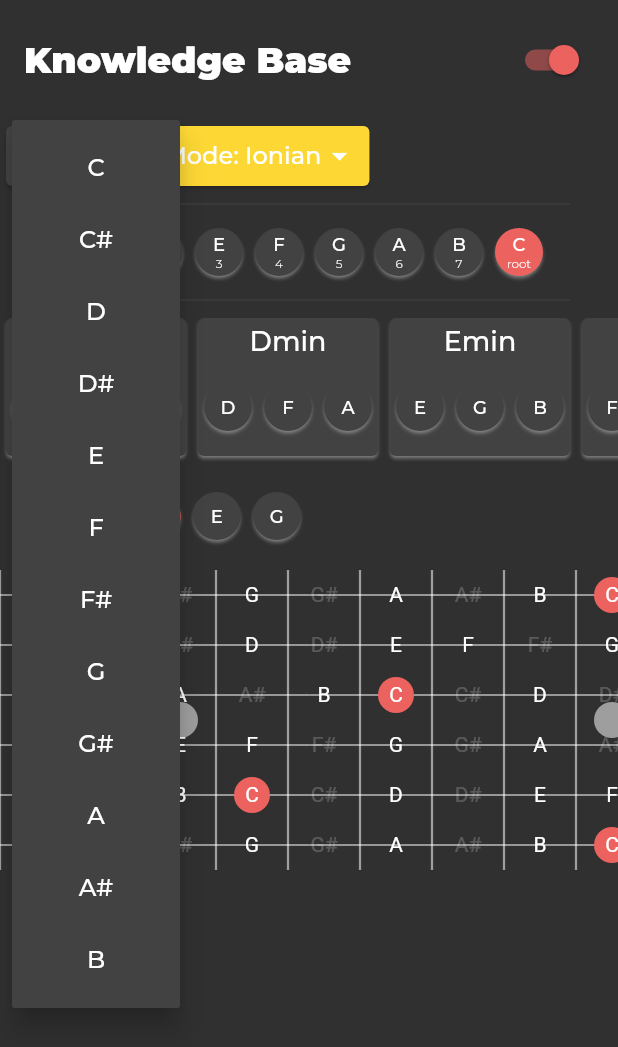
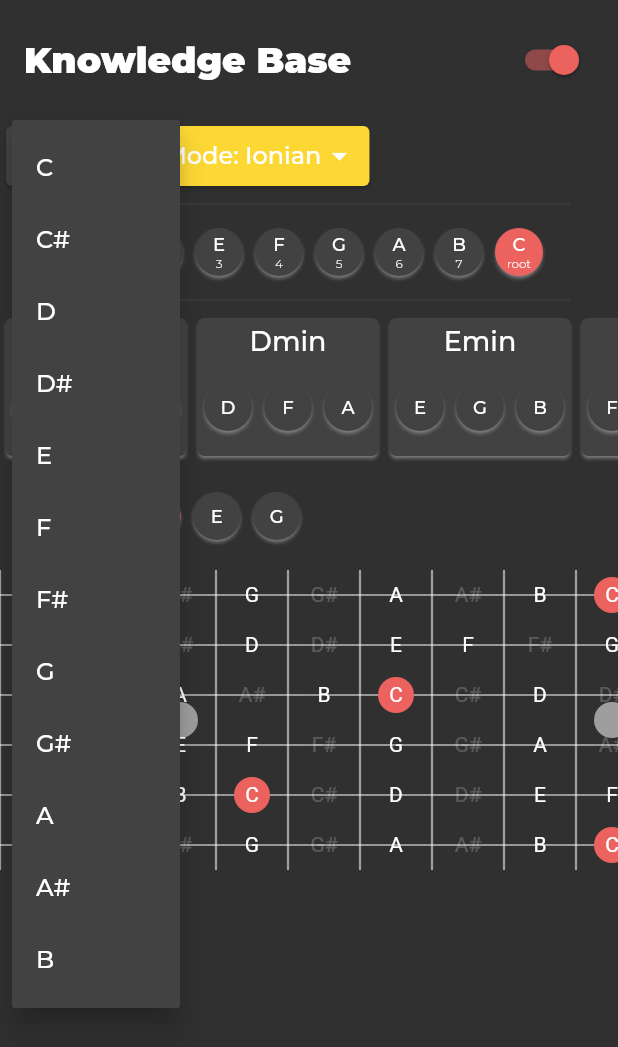
Before and after one commit to swabbass/Jamz, a Flutter app: the KnowledgeBasePage screen opened directly, after a tap on an icon or button, on a phone screen of 412 x 824 dp. Shown: the top 1047 px of the screen. Run offline on Flutter 3.47's test engine with Material 2 defaults, Android fonts, the phone set to English and light mode, and no system bars; our stand-ins replace google_fonts.

```diff
--- a/lib/widgets/KeySelectorWidget.dart
+++ b/lib/widgets/KeySelectorWidget.dart
@@ -36,12 +36,8 @@ class KeySelectorWidget extends StatelessWidget {
         itemBuilder: (BuildContext context) => Note.values
             .map((e) => PopupMenuItem<Note>(
                   value: e,
-                  child: Container(
-                    child: Center(
-                      child: StyledText(NOTES_NAMES[e.index],
-                          TextStyle(fontWeight: FontWeight.w500, fontSize: 16)),
-                    ),
-                  ),
+                  child: StyledText(NOTES_NAMES[e.index],
+                      TextStyle(fontWeight: FontWeight.w500, fontSize: 16)),
                 ))
             .toList());
   }
```
